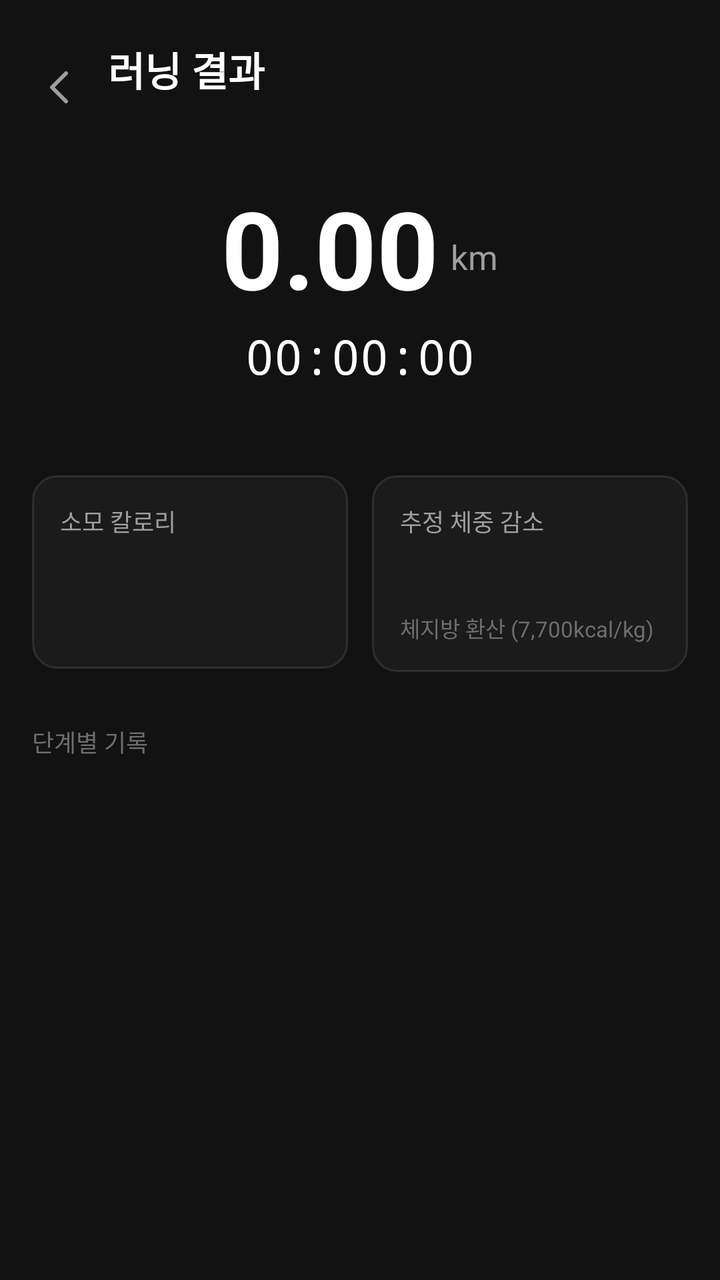
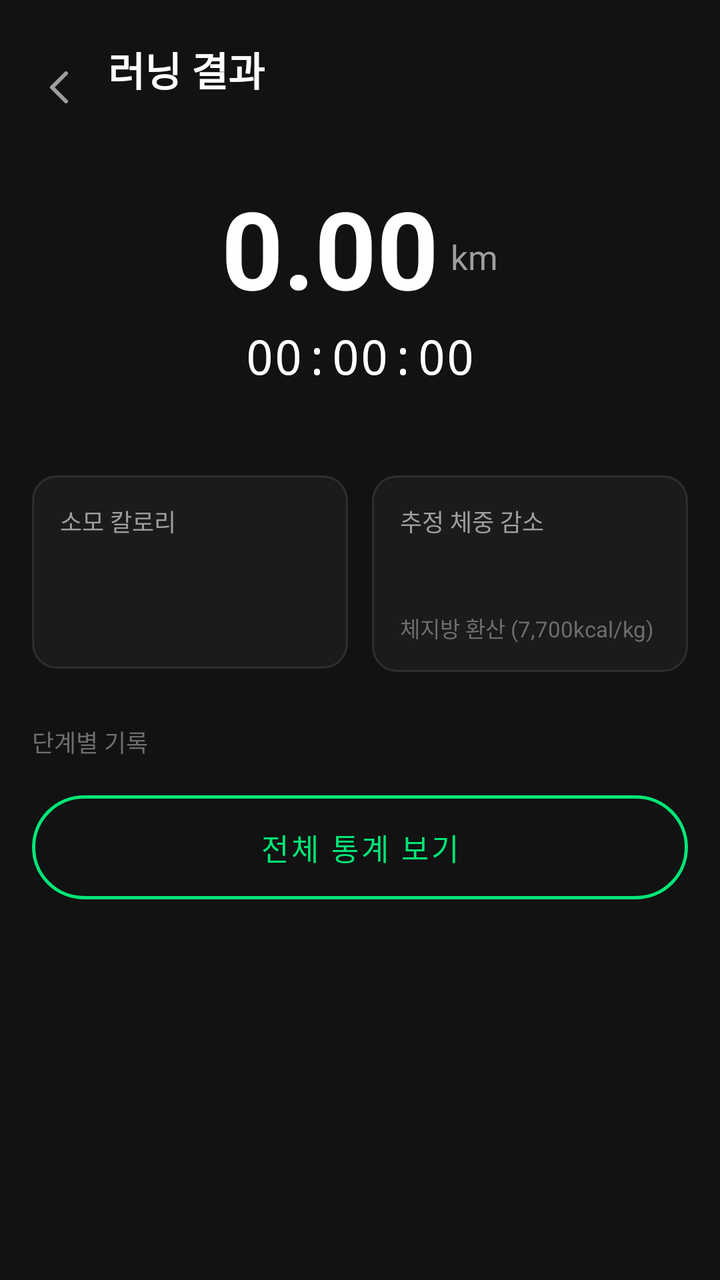

Before-and-after screenshots of an Android layout around one commit, followed by the original layout XML and the change that was made.
<!-- AndroidManifest.xml: application theme Theme.ForianyuRunner -->
<!-- res/layout/activity_result.xml -->
<?xml version="1.0" encoding="utf-8"?>
<ScrollView xmlns:android="http://schemas.android.com/apk/res/android"
    android:layout_width="match_parent"
    android:layout_height="match_parent"
    android:background="@color/bg_top"
    android:clipToPadding="false"
    android:fillViewport="true"
    android:fitsSystemWindows="true"
    android:padding="16dp"
    android:scrollbars="none">

    <LinearLayout
        android:layout_width="match_parent"
        android:layout_height="wrap_content"
        android:orientation="vertical">

        <LinearLayout
            android:layout_width="match_parent"
            android:layout_height="wrap_content"
            android:gravity="center_vertical"
            android:orientation="horizontal"
            android:paddingTop="4dp"
            android:paddingBottom="2dp">

            <ImageButton
                android:id="@+id/backButton"
                android:layout_width="28dp"
                android:layout_height="28dp"
                android:background="?attr/selectableItemBackgroundBorderless"
                android:contentDescription="@string/close"
                android:padding="4dp"
                android:src="@drawable/ic_back" />

            <LinearLayout
                android:layout_width="wrap_content"
                android:layout_height="wrap_content"
                android:layout_marginStart="10dp"
                android:orientation="vertical">

                <TextView
                    android:layout_width="wrap_content"
                    android:layout_height="wrap_content"
                    android:text="@string/result_title"
                    android:textColor="@color/text_primary"
                    android:textSize="20sp"
                    android:textStyle="bold" />

                <TextView
                    android:id="@+id/resultSubtitleText"
                    android:layout_width="wrap_content"
                    android:layout_height="wrap_content"
                    android:layout_marginTop="2dp"
                    android:textColor="@color/text_secondary"
                    android:textSize="12sp" />
            </LinearLayout>
        </LinearLayout>

        <LinearLayout
            android:layout_width="match_parent"
            android:layout_height="wrap_content"
            android:layout_marginTop="18dp"
            android:gravity="center_horizontal"
            android:orientation="vertical">

            <LinearLayout
                android:layout_width="wrap_content"
                android:layout_height="wrap_content"
                android:gravity="bottom"
                android:orientation="horizontal">

                <TextView
                    android:id="@+id/heroDistanceText"
                    android:layout_width="wrap_content"
                    android:layout_height="wrap_content"
                    android:text="0.00"
                    android:textColor="@color/text_primary"
                    android:textSize="54sp"
                    android:textStyle="bold" />

                <TextView
                    android:layout_width="wrap_content"
                    android:layout_height="wrap_content"
                    android:layout_marginStart="6dp"
                    android:layout_marginBottom="10dp"
                    android:text="@string/distance_unit"
                    android:textColor="@color/text_secondary"
                    android:textSize="17sp" />
            </LinearLayout>

            <TextView
                android:id="@+id/heroTimeText"
                android:layout_width="wrap_content"
                android:layout_height="wrap_content"
                android:layout_marginTop="2dp"
                android:fontFamily="monospace"
                android:text="00:00:00"
                android:textColor="@color/text_primary"
                android:textSize="24sp" />

            <TextView
                android:id="@+id/heroCaptionText"
                android:layout_width="wrap_content"
                android:layout_height="wrap_content"
                android:layout_marginTop="4dp"
                android:textColor="@color/text_secondary"
                android:textSize="13sp" />
        </LinearLayout>

        <LinearLayout
            android:layout_width="match_parent"
            android:layout_height="wrap_content"
            android:layout_marginTop="22dp"
            android:orientation="horizontal"
            android:weightSum="2">

            <LinearLayout
                android:layout_width="0dp"
                android:layout_height="wrap_content"
                android:layout_marginEnd="6dp"
                android:layout_weight="1"
                android:background="@drawable/bg_card"
                android:orientation="vertical"
                android:padding="14dp">

                <TextView
                    android:layout_width="wrap_content"
                    android:layout_height="wrap_content"
                    android:text="@string/result_calorie_label"
                    android:textColor="@color/text_secondary"
                    android:textSize="12sp" />

                <TextView
                    android:id="@+id/calorieValueText"
                    android:layout_width="wrap_content"
                    android:layout_height="wrap_content"
                    android:layout_marginTop="2dp"
                    android:textColor="@color/text_primary"
                    android:textSize="24sp"
                    android:textStyle="bold" />

                <TextView
                    android:id="@+id/calorieCaptionText"
                    android:layout_width="wrap_content"
                    android:layout_height="wrap_content"
                    android:layout_marginTop="2dp"
                    android:textColor="@color/text_tertiary"
                    android:textSize="11sp" />
            </LinearLayout>

            <LinearLayout
                android:layout_width="0dp"
                android:layout_height="wrap_content"
                android:layout_marginStart="6dp"
                android:layout_weight="1"
                android:background="@drawable/bg_card"
                android:orientation="vertical"
                android:padding="14dp">

                <TextView
                    android:layout_width="wrap_content"
                    android:layout_height="wrap_content"
                    android:text="@string/result_weight_loss_label"
                    android:textColor="@color/text_secondary"
                    android:textSize="12sp" />

                <TextView
                    android:id="@+id/weightLossValueText"
                    android:layout_width="wrap_content"
                    android:layout_height="wrap_content"
                    android:layout_marginTop="2dp"
                    android:textColor="@color/accent"
                    android:textSize="24sp"
                    android:textStyle="bold" />

                <TextView
                    android:layout_width="wrap_content"
                    android:layout_height="wrap_content"
                    android:layout_marginTop="2dp"
                    android:text="@string/result_weight_loss_caption"
                    android:textColor="@color/text_tertiary"
                    android:textSize="11sp" />
            </LinearLayout>
        </LinearLayout>

        <TextView
            android:layout_width="wrap_content"
            android:layout_height="wrap_content"
            android:layout_marginTop="26dp"
            android:layout_marginBottom="2dp"
            android:text="@string/result_stage_list_title"
            android:textColor="@color/text_tertiary"
            android:textSize="12sp" />

        <LinearLayout
            android:id="@+id/stageListContainer"
            android:layout_width="match_parent"
            android:layout_height="wrap_content"
            android:layout_marginBottom="16dp"
            android:orientation="vertical" />
    </LinearLayout>
</ScrollView>
<!-- resources referenced by this layout -->
<resources>
  <color name="accent">#00E676</color>
  <color name="bg_top">#121212</color>
  <color name="text_primary">#FFFFFF</color>
  <color name="text_secondary">#9E9E9E</color>
  <color name="text_tertiary">#6E6E6E</color>
  <!-- drawable bg_card (drawable) -->
  <?xml version="1.0" encoding="utf-8"?>
  <shape xmlns:android="http://schemas.android.com/apk/res/android"
      android:shape="rectangle">
      <corners android:radius="12dp" />
      <solid android:color="@color/card_bg" />
      <stroke android:width="1dp" android:color="@color/card_border" />
  </shape>
  <!-- drawable ic_back (drawable) -->
  <?xml version="1.0" encoding="utf-8"?>
  <vector xmlns:android="http://schemas.android.com/apk/res/android"
      android:width="24dp"
      android:height="24dp"
      android:viewportWidth="24"
      android:viewportHeight="24">
      <path
          android:pathData="M15,5L8,12L15,19"
          android:strokeColor="#9E9E9E"
          android:strokeWidth="2"
          android:strokeLineCap="round"
          android:strokeLineJoin="round" />
  </vector>
  <string name="close">닫기</string>
  <string name="distance_unit">km</string>
  <string name="result_calorie_label">소모 칼로리</string>
  <string name="result_stage_list_title">단계별 기록</string>
  <string name="result_title">러닝 결과</string>
  <string name="result_weight_loss_caption">체지방 환산 (7,700kcal/kg)</string>
  <string name="result_weight_loss_label">추정 체중 감소</string>
  <style name="Theme.ForianyuRunner" parent="Theme.MaterialComponents.DayNight.NoActionBar">
          <item name="android:statusBarColor">@color/bg_top</item>
          <item name="android:windowBackground">@color/bg_top</item>
          <item name="colorPrimary">@color/accent</item>
      </style>
  <color name="card_bg">#0AFFFFFF</color>
  <color name="card_border">#1AFFFFFF</color>
</resources>

<!-- the commit's change to res/layout/activity_result.xml (unified diff, before → after) -->
@@ -1,5 +1,6 @@
 <?xml version="1.0" encoding="utf-8"?>
 <ScrollView xmlns:android="http://schemas.android.com/apk/res/android"
+    xmlns:app="http://schemas.android.com/apk/res-auto"
     android:layout_width="match_parent"
     android:layout_height="match_parent"
     android:background="@color/bg_top"
@@ -197,5 +198,21 @@
             android:layout_height="wrap_content"
             android:layout_marginBottom="16dp"
             android:orientation="vertical" />
+
+        <com.google.android.material.button.MaterialButton
+            android:id="@+id/viewStatsButton"
+            style="@style/Widget.MaterialComponents.Button.OutlinedButton"
+            android:layout_width="match_parent"
+            android:layout_height="52dp"
+            android:layout_marginBottom="8dp"
+            android:insetTop="0dp"
+            android:insetBottom="0dp"
+            android:text="@string/view_stats_button"
+            android:textColor="@color/accent"
+            android:textSize="15sp"
+            app:cornerRadius="26dp"
+            app:strokeColor="@color/accent"
+            app:strokeWidth="1.5dp"
+            app:rippleColor="@color/accent" />
     </LinearLayout>
 </ScrollView>
<!-- resource entries referenced after the edit -->
@@ -34,6 +34,7 @@
   <string name="result_title">러닝 결과</string>
   <string name="result_weight_loss_caption">체지방 환산 (7,700kcal/kg)</string>
   <string name="result_weight_loss_label">추정 체중 감소</string>
+  <string name="view_stats_button">전체 통계 보기</string>
   <style name="Theme.ForianyuRunner" parent="Theme.MaterialComponents.DayNight.NoActionBar">
           <item name="android:statusBarColor">@color/bg_top</item>
           <item name="android:windowBackground">@color/bg_top</item>
